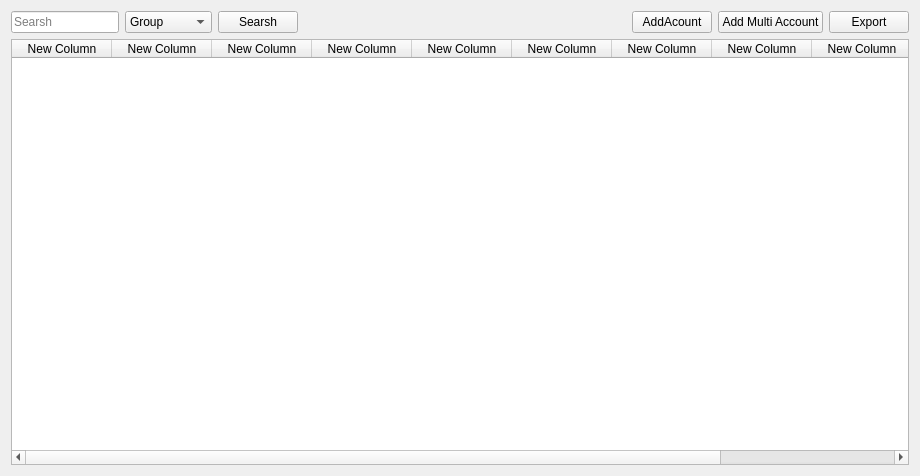
Before: the Qt Designer form ui/facebook/Manger_face.ui in kreemkhaled112/GUI, drawn with Qt 5.
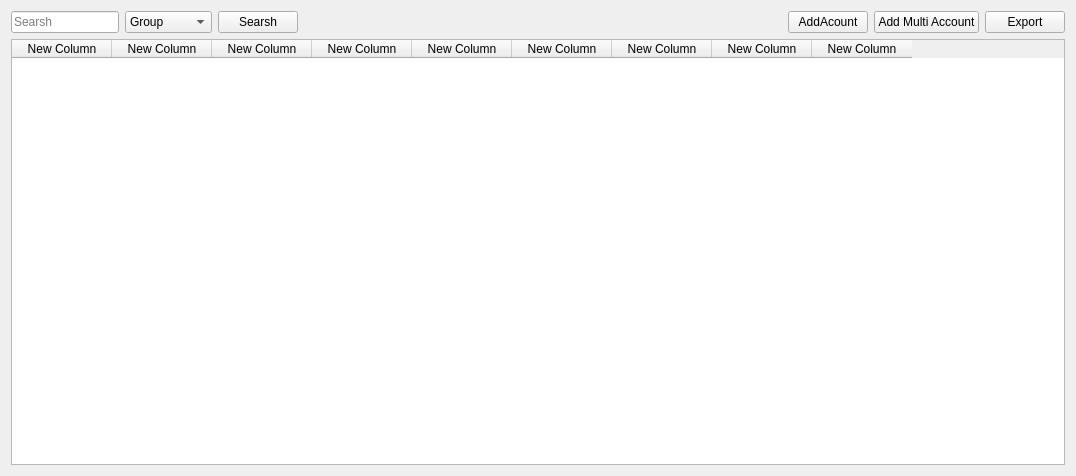
After: the same form once the commit is applied.

Diff of the .ui file:
```diff
--- a/ui/facebook/Manger_face.ui
+++ b/ui/facebook/Manger_face.ui
@@ -6,7 +6,7 @@
    <rect>
     <x>0</x>
     <y>0</y>
-    <width>920</width>
+    <width>1076</width>
     <height>476</height>
    </rect>
   </property>
@@ -246,11 +246,6 @@
           <string>New Column</string>
          </property>
         </column>
-        <column>
-         <property name="text">
-          <string/>
-         </property>
-        </column>
        </widget>
       </item>
      </layout>
```
